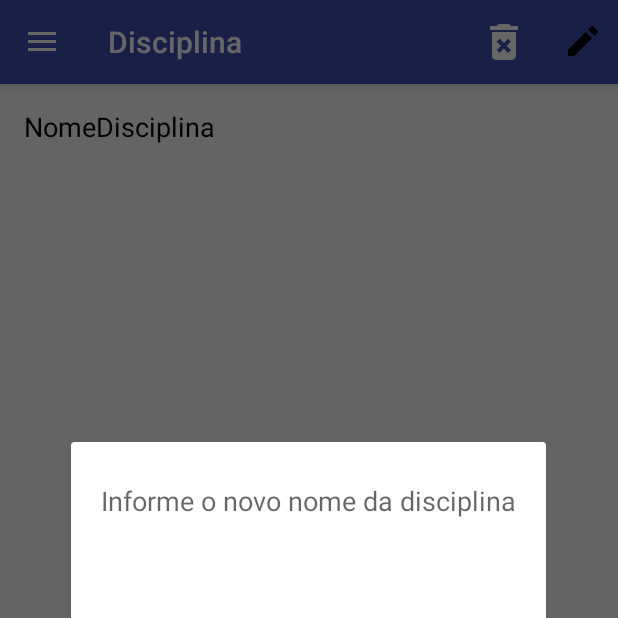
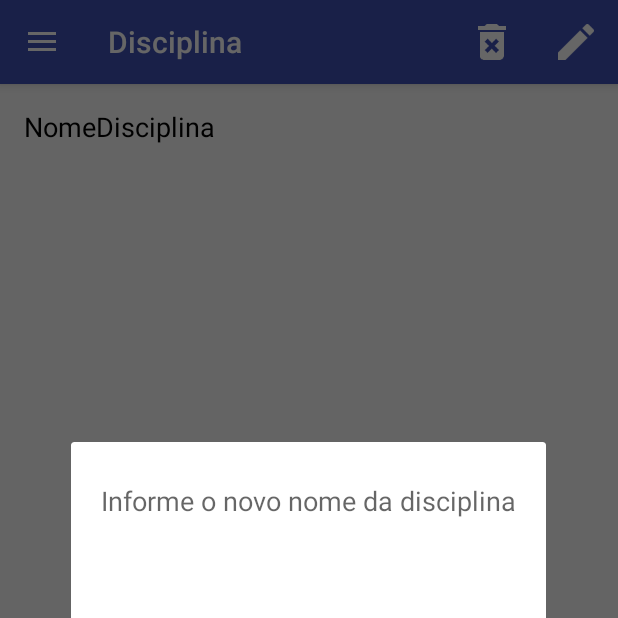
Before and after one commit to EduardoSeguraFornari/Avaliacoes, an Android app: the DisciplinaActivity screen opened directly, with no data from a screen before it, after a tap on "Renomear", on a phone screen of 412 x 824 dp, the top half of it. Run offline under Robolectric (Android 15) with nearby library versions, the phone set to English and light mode, and no system bars; 3 statements that could not run were skipped.

Commit message:
Alterando o icone de edição

```diff
--- a/app/src/main/res/menu/disciplina.xml
+++ b/app/src/main/res/menu/disciplina.xml
@@ -10,7 +10,7 @@
     <item
         android:id="@+id/action_renomear_disciplina"
         android:orderInCategory="100"
-        android:icon="@drawable/ic_mode_edit_black_24dp"
+        android:icon="@drawable/ic_mode_edit_white_48dp"
         android:title="@string/action_renomear"
         app:showAsAction="always" />
 </menu>
```
Also changed, not shown: app/src/main/res/drawable-hdpi/ic_mode_edit_black_24dp.png (deleted), app/src/main/res/drawable-hdpi/ic_mode_edit_white_48dp.png (added), app/src/main/res/drawable-mdpi/ic_mode_edit_black_24dp.png (deleted), app/src/main/res/drawable-mdpi/ic_mode_edit_white_48dp.png (added), app/src/main/res/drawable-xhdpi/ic_mode_edit_black_24dp.png (deleted), app/src/main/res/drawable-xhdpi/ic_mode_edit_white_48dp.png (added), app/src/main/res/drawable-xxhdpi/ic_mode_edit_black_24dp.png (deleted), app/src/main/res/drawable-xxhdpi/ic_mode_edit_white_48dp.png (added), app/src/main/res/drawable-xxxhdpi/ic_mode_edit_black_24dp.png (deleted), app/src/main/res/drawable-xxxhdpi/ic_mode_edit_white_48dp.png (added).
